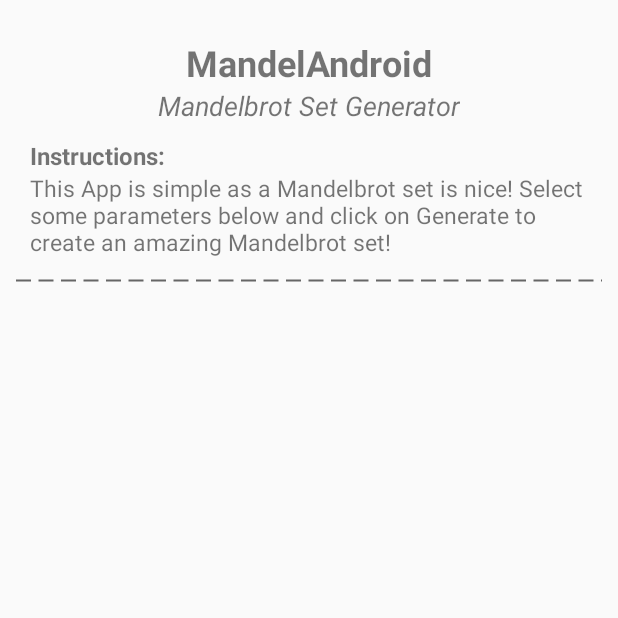
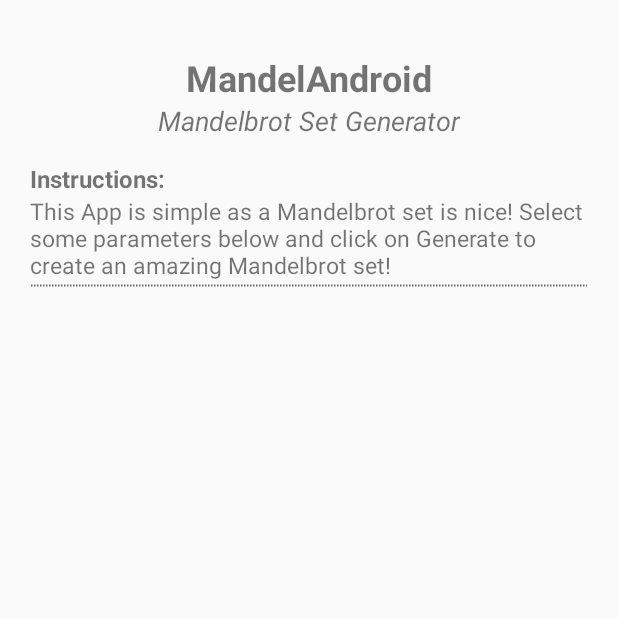
Before and after one commit to jbiral/MandelAndroid, an Android app: the screen it shows after launch (ChooseParametersActivity), on a phone screen of 412 x 824 dp, the top half of it. Run offline under Robolectric (Android 15) with nearby library versions, the phone set to English and light mode, and no system bars.

Commit message:
Added Main Activity and changed the dotted line that does not render properly.

```diff
--- a/app/src/main/res/drawable-hdpi/dotted_line.xml
+++ b/app/src/main/res/drawable-hdpi/dotted_line.xml
@@ -6,7 +6,7 @@
     <stroke
         android:color="#666666"
         android:width="1dp"
-        android:dashGap="5dp"
-        android:dashWidth="10dp" />
+        android:dashGap="1dp"
+        android:dashWidth="1dp" />
 
 </shape>
--- a/app/src/main/res/layout/choose_parameter_layout.xml
+++ b/app/src/main/res/layout/choose_parameter_layout.xml
@@ -9,7 +9,7 @@
         android:layout_width="match_parent"
         android:layout_height="wrap_content"
         android:layout_alignParentTop="true"
-        android:padding="10dp">
+        android:padding="20dp">
 
         <TextView
             android:id="@+id/tv_title"
@@ -27,7 +27,7 @@
             android:layout_height="wrap_content"
             android:layout_below="@+id/tv_title"
             android:layout_centerHorizontal="true"
-            android:paddingBottom="10dp"
+            android:paddingBottom="15dp"
             android:text="Mandelbrot Set Generator"
             android:textSize="18sp"
             android:textStyle="italic"/>
@@ -39,7 +39,6 @@
             android:layout_below="@+id/tv_subtitle"
             android:layout_alignParentStart="true"
             android:layout_alignParentLeft="true"
-            android:paddingLeft="10dp"
             android:text="Instructions:"
             android:textSize="16sp"
             android:textStyle="bold"/>
@@ -51,17 +50,16 @@
             android:layout_below="@+id/tv_instructions"
             android:layout_alignParentStart="true"
             android:layout_alignParentLeft="true"
-            android:paddingLeft="10dp"
-            android:paddingRight="10dp"
-            android:paddingBottom="10dp"
+            android:paddingBottom="2dp"
             android:text="This App is simple as a Mandelbrot set is nice! Select some parameters below and click on Generate to create an amazing Mandelbrot set!"
             android:gravity="fill_horizontal"
             android:textSize="15sp"/>
 
         <ImageView
             android:layout_width="match_parent"
-            android:layout_height="10dp"
+            android:layout_height="2dp"
             android:layout_below="@id/tv_instructions_text"
+            android:layerType="software"
             android:src="@drawable/dotted_line"/>
 
 
```
